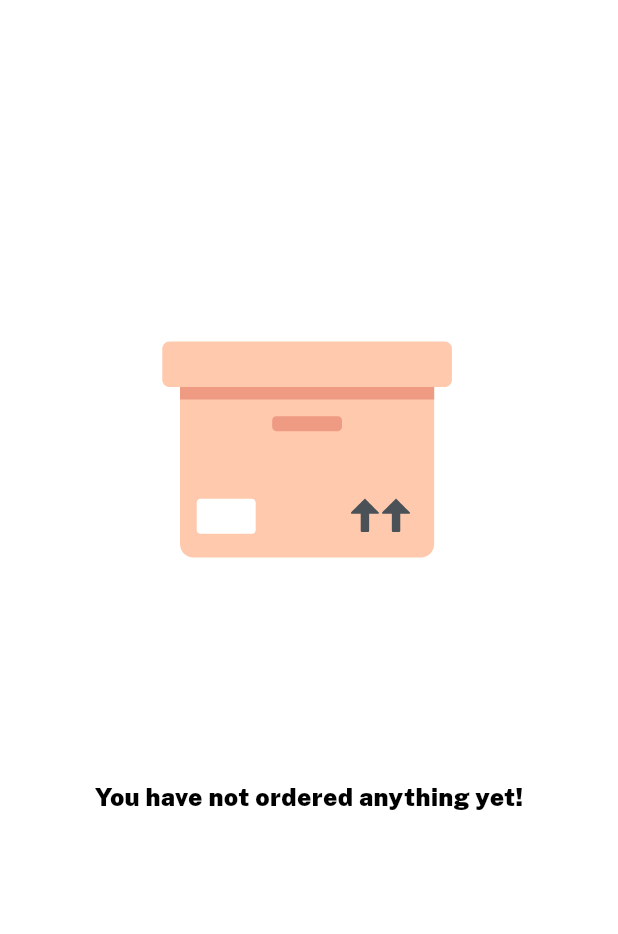
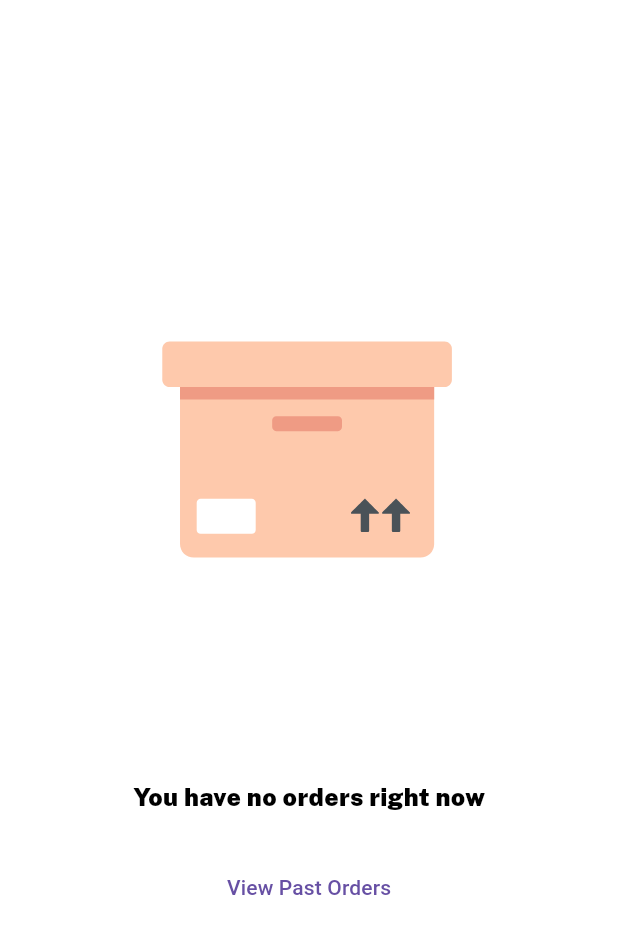
Before and after one commit to Utkarsh4517/joharBasket, a Flutter app: the OrderPage screen opened directly, on a phone screen of 412 x 824 dp. Shown: the top 934 px of the screen. Run offline on Flutter 3.47's test engine with Material 2 defaults, Android fonts, the light colour scheme and no system bars; our stand-ins replace bloc, cached_network_image, cloud_firestore, feather_icons, firebase_auth, firebase_core and 12 more; accounts and stored records are empty.

Commit message:
added navigate to past ordet page when current orders is empty

```diff
--- a/lib/features/order/ui/order_page.dart
+++ b/lib/features/order/ui/order_page.dart
@@ -118,12 +118,23 @@ class _OrderPageState extends State<OrderPage> {
                       alignment: Alignment.center,
                       margin: EdgeInsets.all(getScreenWidth(context) * 0.06),
                       child: Text(
-                        'You have not ordered anything yet!',
+                        'You have no orders right now',
                         style: GoogleFonts.publicSans(
                           color: Colors.black,
                           fontWeight: FontWeight.w900,
                           fontSize: getScreenWidth(context) * 0.04,
                         ),
+                      ),
+                    ),
+                    TextButton(
+                      onPressed: () {
+                        Navigator.push(
+                            context,
+                            MaterialPageRoute(
+                                builder: (context) => const PastOrderPage()));
+                      },
+                      child: const Text(
+                        'View Past Orders',
                       ),
                     ),
                   ],
--- a/lib/features/profile/widgets/profile_order_card_large.dart
+++ b/lib/features/profile/widgets/profile_order_card_large.dart
@@ -2,7 +2,6 @@ import 'package:flutter/material.dart';
 import 'package:flutter_bloc/flutter_bloc.dart';
 import 'package:johar/constants/dimensions.dart';
 import 'package:johar/features/auth/widgets/details_text_field.dart';
-import 'package:johar/features/cart/repo/cart_repo.dart';
 import 'package:johar/features/cart/widgets/small_text_body.dart';
 import 'package:johar/features/order/repo/order_repo.dart';
 import 'package:johar/features/profile/bloc/profile_bloc.dart';
```
